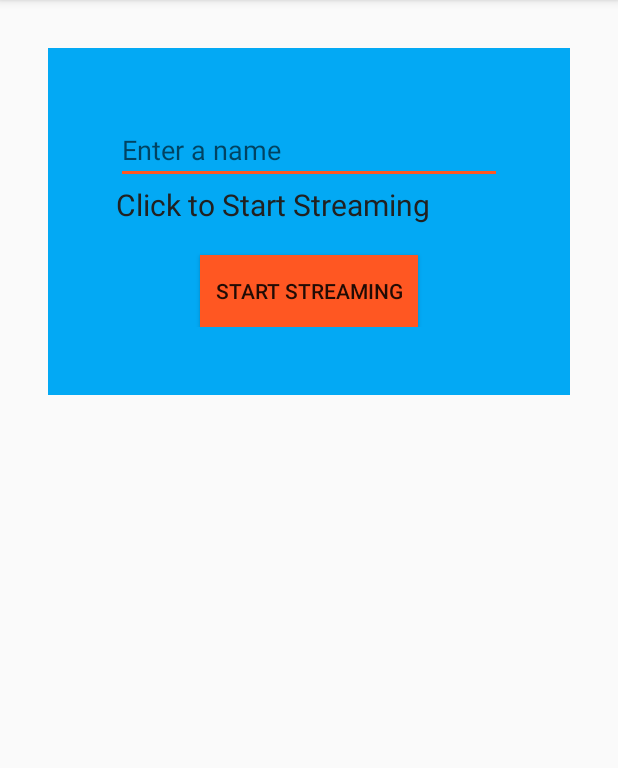
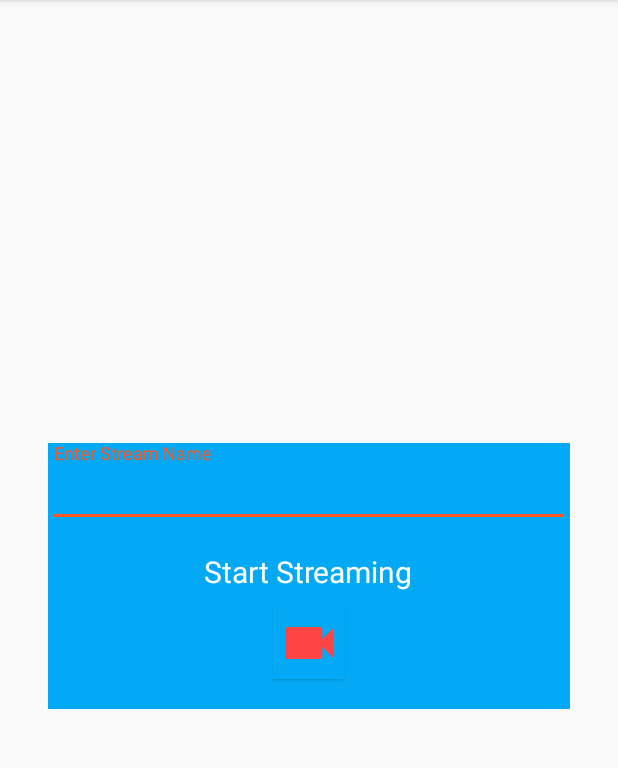
Before and after one commit to live-vstream/android_livestream, an Android app: the CreateStreamFragment screen opened directly, with no data from a screen before it, on a phone screen of 412 x 824 dp, the part 84-852 px from its top. Run offline under Robolectric (Android 15) with nearby library versions, the light colour scheme and no system bars; our stand-ins replace Volley.

Commit message:
Improved UI

```diff
--- a/app/src/main/java/com/example/muthaheer/livestream/fragments/CameraPreviewFragment.java
+++ b/app/src/main/java/com/example/muthaheer/livestream/fragments/CameraPreviewFragment.java
@@ -84,7 +84,7 @@ public class CameraPreviewFragment extends Fragment implements SurfaceHolder.Cal
     @Override
     public void onCreate(@Nullable Bundle savedInstanceState) {
         super.onCreate(savedInstanceState);
-        mConfig = new R5Configuration(R5StreamProtocol.RTSP, "192.168.0.101", 8554, "live", 1.0f);
+        mConfig = new R5Configuration(R5StreamProtocol.RTSP, "35.162.41.238", 8554, "live", 1.0f);
         ((AppCompatActivity) getActivity()).getSupportActionBar().hide();
 
     }
@@ -160,7 +160,12 @@ public class CameraPreviewFragment extends Fragment implements SurfaceHolder.Cal
                         });
                         break;
                     case STOP_STREAMING:
+                        mStartButton.setText("ClOSE");
                         System.out.println("Stream Listener - Stopped Streaming");
+                        Toast.makeText(getActivity().getApplicationContext(),
+                                "You stopped Streaming ", Toast.LENGTH_LONG)
+                                .show();
+
                         break;
                     case CLOSE:
                         System.out.println("Stream Listener - Close");
--- a/app/src/main/java/com/example/muthaheer/livestream/fragments/CreateStreamFragment.java
+++ b/app/src/main/java/com/example/muthaheer/livestream/fragments/CreateStreamFragment.java
@@ -9,6 +9,7 @@ import android.view.View;
 import android.view.ViewGroup;
 import android.widget.Button;
 import android.widget.EditText;
+import android.widget.ImageButton;
 
 import com.example.muthaheer.livestream.R;
 
@@ -23,7 +24,7 @@ import com.example.muthaheer.livestream.R;
 public class CreateStreamFragment extends Fragment {
 
     private OnFragmentInteractionListener mListener;
-    private Button mCreateButton;
+    private ImageButton mCreateButton;
     private EditText mStreamNameET;
 
     public CreateStreamFragment() {
@@ -43,16 +44,12 @@ public class CreateStreamFragment extends Fragment {
         if (getArguments() != null) {
 
         }
-
-
-
-
     }
 
     @Override
     public void onViewCreated(View view, @Nullable Bundle savedInstanceState) {
         super.onViewCreated(view, savedInstanceState);
-        mCreateButton = (Button) view.findViewById(R.id.create_stream_btn);
+        mCreateButton = (ImageButton) view.findViewById(R.id.create_stream_btn);
         mStreamNameET = (EditText) view.findViewById(R.id.create_stream_name);
 
         mCreateButton.setOnClickListener(new View.OnClickListener() {
--- a/app/src/main/res/layout/activity_main.xml
+++ b/app/src/main/res/layout/activity_main.xml
@@ -13,7 +13,8 @@
     <FrameLayout
         android:id="@+id/main_content_frame"
         android:layout_width="match_parent"
-        android:layout_height="wrap_content">
+        android:layout_height="wrap_content"
+        android:layout_centerInParent="true">
 
     </FrameLayout>
 </RelativeLayout>
--- a/app/src/main/res/layout/fragment_create_stream.xml
+++ b/app/src/main/res/layout/fragment_create_stream.xml
@@ -1,5 +1,6 @@
 <?xml version="1.0" encoding="utf-8"?>
 <LinearLayout xmlns:android="http://schemas.android.com/apk/res/android"
+    xmlns:app="http://schemas.android.com/apk/res-auto"
     xmlns:tools="http://schemas.android.com/tools"
     android:id="@+id/activity_main"
     android:layout_width="match_parent"
@@ -13,35 +14,58 @@
     <RelativeLayout
         android:layout_width="match_parent"
         android:layout_height="wrap_content"
-        android:padding="45dp"
         android:layout_gravity="center"
         android:id="@+id/create_stream_layout"
         android:background="@color/colorPrimary">
-        <EditText
-            android:hint="Enter a name"
-            android:id="@+id/create_stream_name"
+        <LinearLayout
             android:layout_width="match_parent"
-            android:layout_height="wrap_content" />
+            android:layout_height="wrap_content"
+            android:orientation="vertical"
+            android:layout_centerInParent="true"
+            android:gravity="center">
+
+            <android.support.design.widget.TextInputLayout
+                android:id="@+id/input_layout_create_stream"
+                android:layout_width="match_parent"
+
+                android:layout_height="wrap_content">
+
+                <EditText android:id="@+id/create_stream_name"
+                    android:layout_width="match_parent"
+                    android:layout_height="wrap_content"
+                    android:layout_marginTop="4dp"
+                    android:textColor="@color/white"
+                    android:textColorHint="@color/white"
+                    android:layout_marginBottom="8dp"
+                    android:inputType="text"
+                    android:hint="Enter Stream Name"
+                    tools:ignore="HardcodedText" />
+            </android.support.design.widget.TextInputLayout>
             <TextView
-            android:layout_below="@id/create_stream_name"
-            android:text="Click to Start Streaming"
+                android:layout_below="@id/input_layout_create_stream"
+                android:text="Start Streaming"
                 android:textSize="20sp"
-            android:textColor="@color/textColorPrimary"
+                android:layout_marginTop="8dp"
+                android:textColor="@color/white"
                 android:layout_width="wrap_content"
                 android:layout_height="wrap_content"
                 android:id="@+id/textView2"
-            />
-        <Button
-            android:text="Start Streaming"
+                android:layout_weight="0.24" />
+
+            <ImageButton
                 android:layout_width="wrap_content"
                 android:layout_height="wrap_content"
                 android:layout_below="@+id/textView2"
-            android:layout_centerInParent="true"
-            android:layout_marginTop="20dp"
-            android:background="@color/colorAccent"
-            android:padding="10dp"
+                android:layout_marginTop="10dp"
+                android:layout_marginBottom="20dp"
                 android:id="@+id/create_stream_btn"
-            />
+                android:tint="@android:color/holo_red_light"
+                app:srcCompat="@mipmap/ic_videocam_black"
+                android:background="@color/colorPrimary"
+                android:elevation="1dp" />
+        </LinearLayout>
+
+
     </RelativeLayout>
 
 </LinearLayout>
--- a/app/src/main/res/values/colors.xml
+++ b/app/src/main/res/values/colors.xml
@@ -1,14 +1,14 @@
 <?xml version="1.0" encoding="utf-8"?>
 <resources>
-    <color name="colorPrimary">#03A9F4</color>
-    <color name="colorPrimaryDark">#0288D1</color>
+    <color name="colorPrimary">#03a9f4</color>
+    <color name="colorPrimaryDark">#0288d1</color>
     <color name="colorAccent">#FF5722</color>
 
     <color name="colorButtonStart">#43a047</color>
     <color name="colorButtonStop">#d32f2f</color>
 
 
-    <color name="black">#000000</color>
+    <color name="black">#fa1010</color>
     <color name="jet">#222222</color>
     <color name="oil">#333333</color>
     <color name="monsoon">#777777</color>
```
Also changed, not shown: app/src/main/ic_launcher-web.png (added), app/src/main/ic_videocam_black-web.png (added), app/src/main/res/mipmap-hdpi/ic_launcher.png, app/src/main/res/mipmap-hdpi/ic_videocam_black.png (added), app/src/main/res/mipmap-mdpi/ic_launcher.png, app/src/main/res/mipmap-mdpi/ic_videocam_black.png (added), app/src/main/res/mipmap-xhdpi/ic_launcher.png, app/src/main/res/mipmap-xhdpi/ic_videocam_black.png (added), app/src/main/res/mipmap-xxhdpi/ic_launcher.png, app/src/main/res/mipmap-xxhdpi/ic_videocam_black.png (added), app/src/main/res/mipmap-xxxhdpi/ic_launcher.png, app/src/main/res/mipmap-xxxhdpi/ic_videocam_black.png (added). Lines whose indentation alone changed are shown as unchanged.
